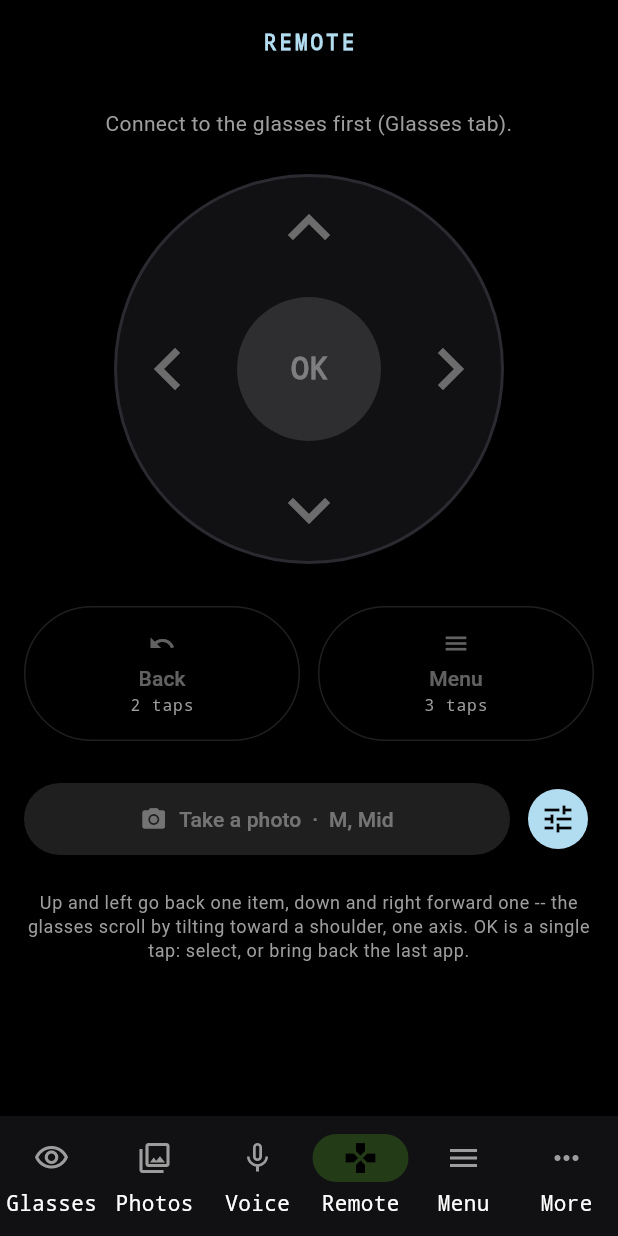
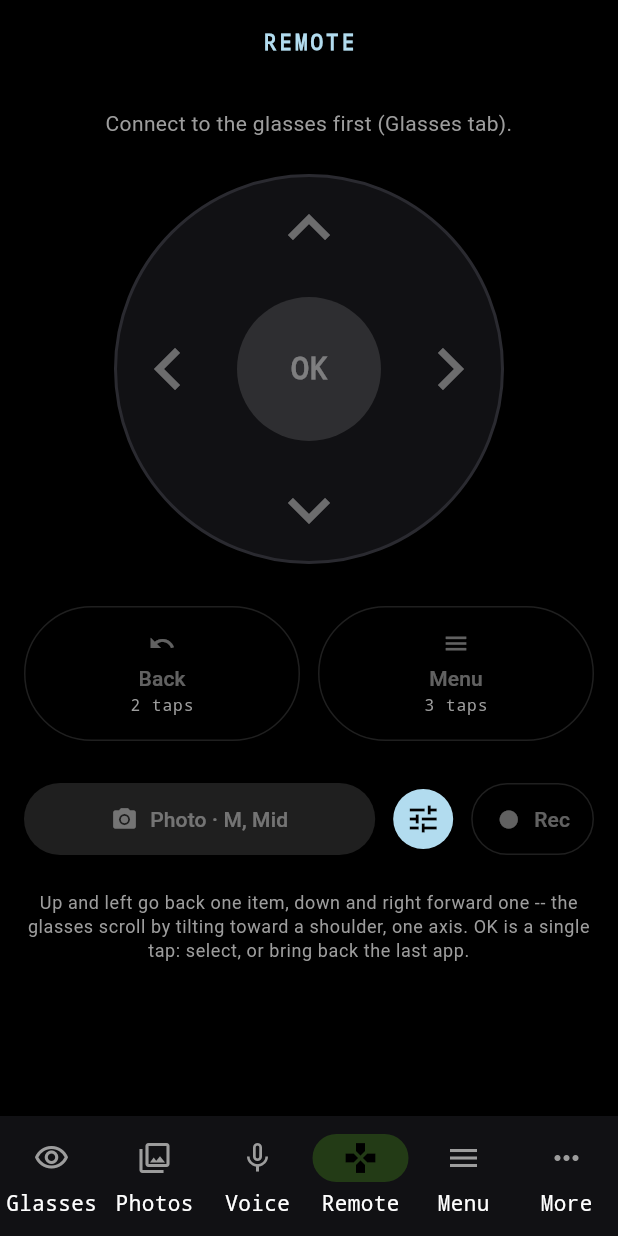
Before and after one commit to antono/glaz, a Flutter app: the screen it shows after launch, item 4 of the bottom bar chosen, on a phone screen of 412 x 824 dp. Run offline on Flutter 3.47's test engine with Material 3 defaults, Android fonts, the phone set to English and light mode, and no system bars; our stand-ins replace audioplayers, flutter_blue_plus, geolocator, permission_handler, shared_preferences; missing offline and left inert: frame_ble, notification_listener_service.

Commit message:
feat: record button on Remote, recording shown everywhere
- REC_SET (0x2D) starts/stops Recorder from the phone, straight into the
  background when it is not running
- glasses: a red dot in the top bar while recording (_M.rec); a
  background module that no longer wants the background stops
- phone: Rec button next to Photo, red with the time while recording;
  a red strip over every screen, tap to stop; a dot on the Voice tab
- Recorder's screen fits three rows
- glasses 0.7.0, phone 1.5.0+6

```diff
--- a/flutter-glaz/lib/frame/link.dart
+++ b/flutter-glaz/lib/frame/link.dart
@@ -281,6 +281,11 @@ class FrameLink extends ChangeNotifier {
   Future<void> remotePhoto(int size, int quality) =>
       send(photoTake, [size >> 8, size & 0xFF, quality]);
 
+  /// The remote: start or stop Recorder on the glasses; it starts in the
+  /// background, the screen stays as it is. The sound comes back as when
+  /// recording is started on the glasses.
+  Future<void> remoteRecord(bool on) => send(recSet, [on ? 1 : 0]);
+
   /// The wall clock for the top bar: unix time and the UTC offset.
   Future<void> sendClock() {
     final now = DateTime.now();
--- a/flutter-glaz/lib/frame/protocol.dart
+++ b/flutter-glaz/lib/frame/protocol.dart
@@ -14,6 +14,7 @@ const filesGet = 0x29;
 const fileGet = 0x2A;
 const input = 0x2B;
 const photoTake = 0x2C;
+const recSet = 0x2D;
 
 // Frame -> Host
 const menuSelect = 0x11;
--- a/flutter-glaz/lib/main.dart
+++ b/flutter-glaz/lib/main.dart
@@ -9,6 +9,7 @@ import 'screens/more_screen.dart';
 import 'screens/remote_screen.dart';
 import 'services/services.dart';
 import 'theme.dart';
+import 'widgets/recording.dart';
 
 Future<void> main() async {
   WidgetsFlutterBinding.ensureInitialized();
@@ -25,6 +26,8 @@ class GlazApp extends StatelessWidget {
       title: 'glaz',
       debugShowCheckedModeBanner: false,
       theme: glazTheme(),
+      // recording on the glasses shows over every screen
+      builder: (context, child) => RecordingBanner(child: child!),
       home: const HomeShell(),
     );
   }
@@ -125,10 +128,17 @@ class _HomeShellState extends State<HomeShell> {
   @override
   Widget build(BuildContext context) {
     final settings = Services.instance.settings;
+    final recorder = Services.instance.recorder;
     return ListenableBuilder(
-      listenable: settings,
+      listenable: Listenable.merge([settings, recorder]),
       builder: (context, _) {
         final order = _order;
+        // a red dot on Recordings while the glasses record
+        Widget icon(String id, IconData data) => Badge(
+          isLabelVisible: id == 'recordings' && recorder.recording,
+          backgroundColor: FrameColors.red,
+          child: Icon(data),
+        );
         return PopScope(
           // back leaves the editing mode first
           canPop: !_editing,
@@ -166,8 +176,8 @@ class _HomeShellState extends State<HomeShell> {
                       destinations: [
                         for (final id in order)
                           NavigationDestination(
-                            icon: Icon(_tab(id).icon),
-                            selectedIcon: Icon(_tab(id).selected),
+                            icon: icon(id, _tab(id).icon),
+                            selectedIcon: icon(id, _tab(id).selected),
                             label: _tab(id).label,
                             // no tooltip: it would take the long press that
                             // opens the editing mode
--- a/flutter-glaz/lib/screens/about_screen.dart
+++ b/flutter-glaz/lib/screens/about_screen.dart
@@ -4,7 +4,7 @@ import '../theme.dart';
 import '../widgets/pixel_logo.dart';
 
 /// Kept equal to `version:` in pubspec.yaml by test/version_test.dart.
-const appVersion = '1.4.0';
+const appVersion = '1.5.0';
 
 /// The third tab: what this is, versions, licences.
 class AboutScreen extends StatelessWidget {
--- a/flutter-glaz/lib/screens/remote_screen.dart
+++ b/flutter-glaz/lib/screens/remote_screen.dart
@@ -1,3 +1,4 @@
+import 'dart:async';
 import 'dart:io';
 
 import 'package:flutter/material.dart';
@@ -7,6 +8,7 @@ import '../frame/link.dart';
 import '../services/services.dart';
 import '../settings.dart';
 import '../theme.dart';
+import '../widgets/recording.dart';
 import 'photos_screen.dart';
 
 /// A remote for the glasses: what the wearer does with taps and tilts,
@@ -74,7 +76,15 @@ class RemoteScreen extends StatelessWidget {
           ],
         ),
         const SizedBox(height: 28),
-        _PhotoButton(link: link, enabled: on),
+        Row(
+          children: [
+            Expanded(
+              child: _PhotoButton(link: link, enabled: on),
+            ),
+            const SizedBox(width: 8),
+            _RecordButton(link: link, enabled: on),
+          ],
+        ),
         const SizedBox(height: 24),
         Text(
           'Up and left go back one item, down and right forward one -- the '
@@ -402,9 +412,7 @@ class _PhotoButtonState extends State<_PhotoButton> {
                       child: CircularProgressIndicator(strokeWidth: 2),
                     )
                   : const Icon(Icons.photo_camera),
-              label: Text(
-                _waiting ? 'Taking...' : 'Take a photo  ·  $size, $quality',
-              ),
+              label: Text(_waiting ? 'Taking...' : 'Photo · $size, $quality'),
             ),
           ),
           const SizedBox(width: 8),
@@ -418,3 +426,87 @@ class _PhotoButtonState extends State<_PhotoButton> {
     },
   );
 }
+
+/// Start and stop Recorder on the glasses. Red while they record, with the
+/// time; the state is the glasses' own, read from what they send, so it is
+/// right however the recording was started or ended.
+class _RecordButton extends StatefulWidget {
+  const _RecordButton({required this.link, required this.enabled});
+  final FrameLink link;
+  final bool enabled;
+
+  @override
+  State<_RecordButton> createState() => _RecordButtonState();
+}
+
+class _RecordButtonState extends State<_RecordButton> {
+  /// Asked, and the glasses have not answered yet.
+  bool _asked = false;
+  Timer? _giveUp;
+
+  @override
+  void initState() {
+    super.initState();
+    Services.instance.recorder.addListener(_changed);
+  }
+
+  @override
+  void dispose() {
+    _giveUp?.cancel();
+    Services.instance.recorder.removeListener(_changed);
+    super.dispose();
+  }
+
+  void _changed() {
+    _giveUp?.cancel();
+    if (mounted) setState(() => _asked = false);
+  }
+
+  void _press(bool on) {
+    HapticFeedback.mediumImpact();
+    setState(() => _asked = true);
+    widget.link.remoteRecord(on);
+    // no answer: Recorder could not start (no microphone, a bad link)
+    _giveUp?.cancel();
+    _giveUp = Timer(const Duration(seconds: 5), _changed);
+  }
+
+  @override
+  Widget build(BuildContext context) => ListenableBuilder(
+    // the Recordings service switched in More > Services
+    listenable: Services.instance.settings,
+    builder: (context, _) => _build(),
+  );
+
+  Widget _build() {
+    final services = Services.instance;
+    final recorder = services.recorder;
+    final saving = services.settings.serviceOn('recordings');
+    final enabled = widget.enabled && saving && !_asked;
+    const padding = EdgeInsets.symmetric(vertical: 14, horizontal: 16);
+    if (recorder.recording) {
+      return FilledButton.icon(
+        style: FilledButton.styleFrom(
+          backgroundColor: FrameColors.red,
+          foregroundColor: FrameColors.white,
+          padding: padding,
+        ),
+        onPressed: enabled ? () => _press(false) : null,
+        icon: const Icon(Icons.stop),
+        label: RecordingClock(recorder),
+      );
+    }
+    return Tooltip(
+      message: saving ? 'Record on the glasses' : 'Recordings service is off',
+      child: OutlinedButton.icon(
+        style: OutlinedButton.styleFrom(padding: padding),
+        onPressed: enabled ? () => _press(true) : null,
+        icon: Icon(
+          Icons.fiber_manual_record,
+          color: enabled ? FrameColors.red : null,
+        ),
+        label: const Text('Rec'),
+      ),
+    );
+  }
+}
--- /dev/null
+++ b/flutter-glaz/lib/widgets/recording.dart
@@ -0,0 +1,109 @@
+import 'dart:async';
+
+import 'package:flutter/material.dart';
+
+import '../services/recordings.dart';
+import '../services/services.dart';
+import '../theme.dart';
+
+/// How long the glasses have been recording, 'm:ss', counting every second;
+/// '0:00' when they are not.
+class RecordingClock extends StatefulWidget {
+  const RecordingClock(this.recorder, {super.key, this.style});
+  final RecorderService recorder;
+  final TextStyle? style;
+
+  static String format(Duration d) =>
+      '${d.inMinutes}:${(d.inSeconds % 60).toString().padLeft(2, '0')}';
+
+  @override
+  State<RecordingClock> createState() => _RecordingClockState();
+}
+
+class _RecordingClockState extends State<RecordingClock> {
+  late final Timer _timer;
+
+  @override
+  void initState() {
+    super.initState();
+    _timer = Timer.periodic(const Duration(seconds: 1), (_) => setState(() {}));
+  }
+
+  @override
+  void dispose() {
+    _timer.cancel();
+    super.dispose();
+  }
+
+  @override
+  Widget build(BuildContext context) {
+    final started = widget.recorder.started;
+    final d = started == null
+        ? Duration.zero
+        : DateTime.now().difference(started);
+    return Text(RecordingClock.format(d), style: widget.style);
+  }
+}
+
+/// While the glasses record, a red strip above every screen of the app --
+/// tabs and pages pushed over them alike -- with the time; a tap stops it.
+/// Put round the navigator (MaterialApp.builder).
+class RecordingBanner extends StatelessWidget {
+  const RecordingBanner({super.key, required this.child});
+  final Widget child;
+
+  @override
+  Widget build(BuildContext context) {
+    final services = Services.instance;
+    final recorder = services.recorder;
+    return ListenableBuilder(
+      listenable: recorder,
+      builder: (context, _) {
+        if (!recorder.recording) return child;
+        final style = Theme.of(context).textTheme.labelLarge
+            ?.copyWith(color: FrameColors.white, fontFamily: monoFamily);
+        return Column(
+          children: [
+            Material(
+              color: FrameColors.red,
+              child: InkWell(
+                onTap: () => services.link.remoteRecord(false),
+                child: SafeArea(
+                  bottom: false,
+                  child: Padding(
+                    padding: const EdgeInsets.symmetric(
+                      horizontal: 16,
+                      vertical: 6,
+                    ),
+                    child: Row(
+                      children: [
+                        const Icon(
+                          Icons.fiber_manual_record,
+                          size: 14,
+                          color: FrameColors.white,
+                        ),
+                        const SizedBox(width: 8),
+                        Text('REC', style: style),
+                        const SizedBox(width: 8),
+                        RecordingClock(recorder, style: style),
+                        const Spacer(),
+                        Text('STOP', style: style),
+                      ],
+                    ),
+                  ),
+                ),
+              ),
+            ),
+            Expanded(
+              child: MediaQuery.removePadding(
+                context: context,
+                removeTop: true,
+                child: child,
+              ),
+            ),
+          ],
+        );
+      },
+    );
+  }
+}
--- a/flutter-glaz/pubspec.yaml
+++ b/flutter-glaz/pubspec.yaml
@@ -4,7 +4,7 @@ publish_to: 'none'
 
 # Shown in the About tab too: keep lib/screens/about_screen.dart in step
 # (test/version_test.dart checks it).
-version: 1.4.0+5
+version: 1.5.0+6
 
 environment:
   sdk: ^3.13.3
```
Also changed, not shown: 5 other files.
